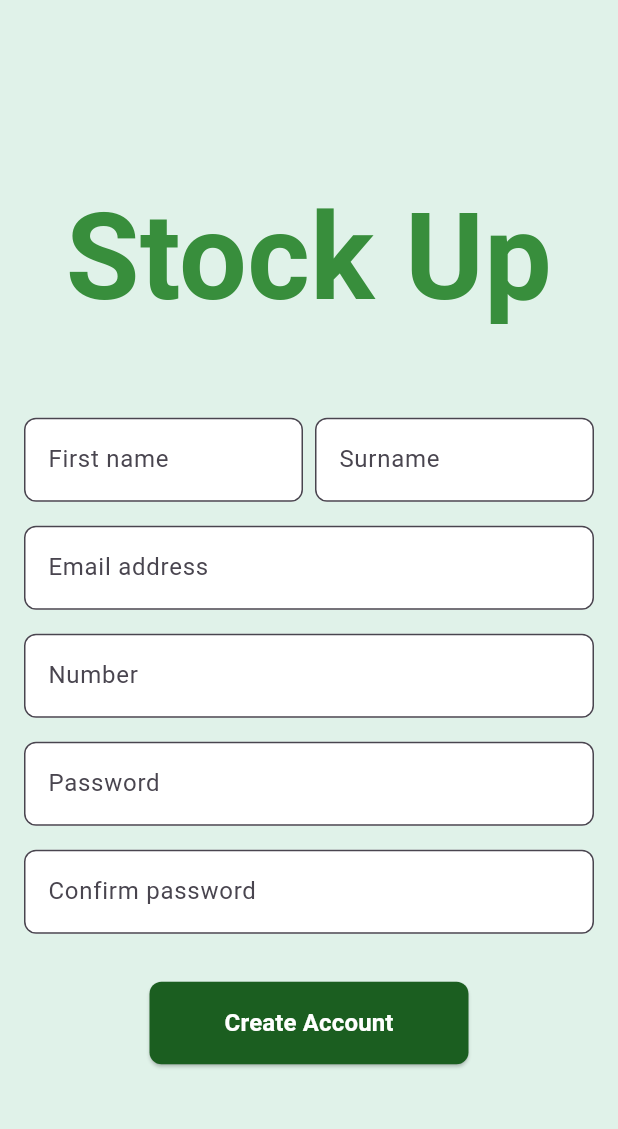
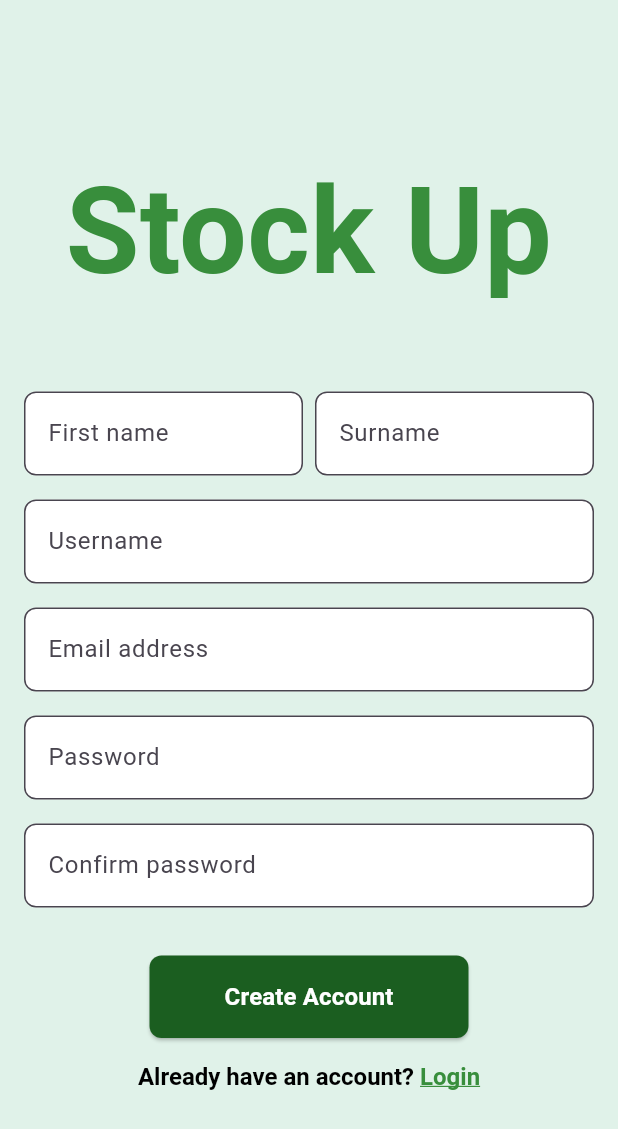
Before and after one commit to tomandjerry17/frontend_G7, a Flutter app: the LoginPage screen opened directly, after a tap on "Create Account", on a phone screen of 412 x 824 dp. Shown: the top 1129 px of the screen. Run offline on Flutter 3.47's test engine with Material 3 defaults, Android fonts, the phone set to English and light mode, and no system bars.

Commit message:
edit number to username

```diff
--- a/lib/pages/login_page.dart
+++ b/lib/pages/login_page.dart
@@ -22,9 +22,9 @@ class LoginPage extends StatelessWidget {
 
                 // Logo
                 SizedBox(
-                  width: 180, // Adjust width
-                  height: 300, // Adjust height
-                  child: Image.asset('Assets/Logo.png'),
+                  width: 350, // Adjust width
+                  height: 350, // Adjust height
+                  child: Image.asset('Assets/logo.png'),
                 ),
                 const SizedBox(height: 2), // Adjusted spacing
 
@@ -36,7 +36,7 @@ class LoginPage extends StatelessWidget {
                       children: [
                         TextField(
                           decoration: InputDecoration(
-                            hintText: 'Mobile number or email address',
+                            hintText: 'Username',
                             filled: true,
                             fillColor: Colors.white,
                             border: OutlineInputBorder(
--- a/lib/pages/sign_up_page.dart
+++ b/lib/pages/sign_up_page.dart
@@ -1,3 +1,4 @@
+import 'package:flutter/gestures.dart';
 import 'package:flutter/material.dart';
 import 'login_page.dart';
 
@@ -12,8 +13,8 @@ class _SignUpPageState extends State<SignUpPage> {
   final _formKey = GlobalKey<FormState>();
   final _firstNameController = TextEditingController();
   final _surnameController = TextEditingController();
+  final _usernameController = TextEditingController();
   final _emailController = TextEditingController();
-  final _numberController = TextEditingController();
   final _passwordController = TextEditingController();
   final _confirmPasswordController = TextEditingController();
 
@@ -21,8 +22,8 @@ class _SignUpPageState extends State<SignUpPage> {
   void dispose() {
     _firstNameController.dispose();
     _surnameController.dispose();
+    _usernameController.dispose();
     _emailController.dispose();
-    _numberController.dispose();
     _passwordController.dispose();
     _confirmPasswordController.dispose();
     super.dispose();
@@ -117,6 +118,24 @@ class _SignUpPageState extends State<SignUpPage> {
                   ),
                   SizedBox(height: 16),
                   TextFormField(
+                    controller: _usernameController,
+                    decoration: InputDecoration(
+                      hintText: 'Username',
+                      border: OutlineInputBorder(
+                        borderRadius: BorderRadius.circular(8.0),
+                      ),
+                      filled: true,
+                      fillColor: Colors.white,
+                    ),
+                    validator: (value) {
+                      if (value == null || value.isEmpty) {
+                        return 'Please enter your username';
+                      }
+                      return null;
+                    },
+                  ),
+                  SizedBox(height: 16),
+                  TextFormField(
                     controller: _emailController,
                     decoration: InputDecoration(
                       hintText: 'Email address',
@@ -132,24 +151,6 @@ class _SignUpPageState extends State<SignUpPage> {
                       }
                       if (!value.contains('@')) {
                         return 'Please enter a valid email';
-                      }
-                      return null;
-                    },
-                  ),
-                  SizedBox(height: 16),
-                  TextFormField(
-                    controller: _numberController,
-                    decoration: InputDecoration(
-                      hintText: 'Number',
-                      border: OutlineInputBorder(
-                        borderRadius: BorderRadius.circular(8.0),
-                      ),
-                      filled: true,
-                      fillColor: Colors.white,
-                    ),
-                    validator: (value) {
-                      if (value == null || value.isEmpty) {
-                        return 'Please enter your number';
                       }
                       return null;
                     },
@@ -218,6 +219,42 @@ class _SignUpPageState extends State<SignUpPage> {
                       ),
                     ),
                   ),
+                  SizedBox(height: 16),
+                  RichText(
+                    textAlign: TextAlign.center,
+                    text: TextSpan(
+                      text: 'Already have an account? ',
+                      style: TextStyle(
+                        fontSize: 16,
+                        fontWeight: FontWeight.bold,
+                        color: Colors.black,
+                        fontFamily: 'Roboto',
+                      ),
+                      children: [
+                        TextSpan(
+                          text: 'Login',
+                          style: TextStyle(
+                            fontSize: 16,
+                            fontWeight: FontWeight.bold,
+                            color:
+                                Color(0xFF388E3C), // Highlight the login text
+                            fontFamily: 'Roboto',
+                            decoration: TextDecoration
+                                .underline, // Optional: Underline for better visibility
+                          ),
+                          recognizer: TapGestureRecognizer()
+                            ..onTap = () {
+                              // Navigate to the login page
+                              Navigator.push(
+                                context,
+                                MaterialPageRoute(
+                                    builder: (context) => LoginPage()),
+                              );
+                            },
+                        ),
+                      ],
+                    ),
+                  ),
                 ],
               ),
             ),
--- a/pubspec.yaml
+++ b/pubspec.yaml
@@ -17,8 +17,9 @@ dev_dependencies:
 
 flutter:
   uses-material-design: true
-  # assets:
-  #  - images/a_dot_burr.jpeg
+
+  assets:
+  - Assets/logo.png
   #  - images/a_dot_ham.jpeg
   # fonts:
   #   - family: Schyler
```
Also changed, not shown: Assets/logo.png.
